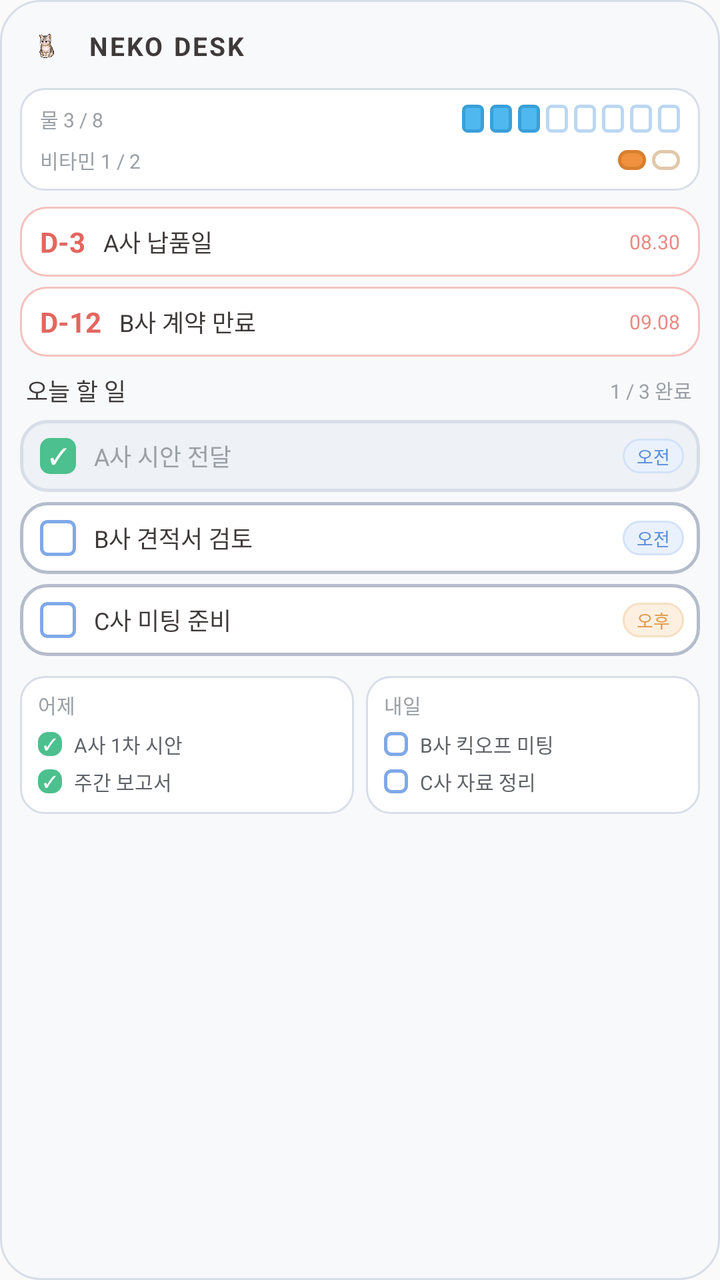
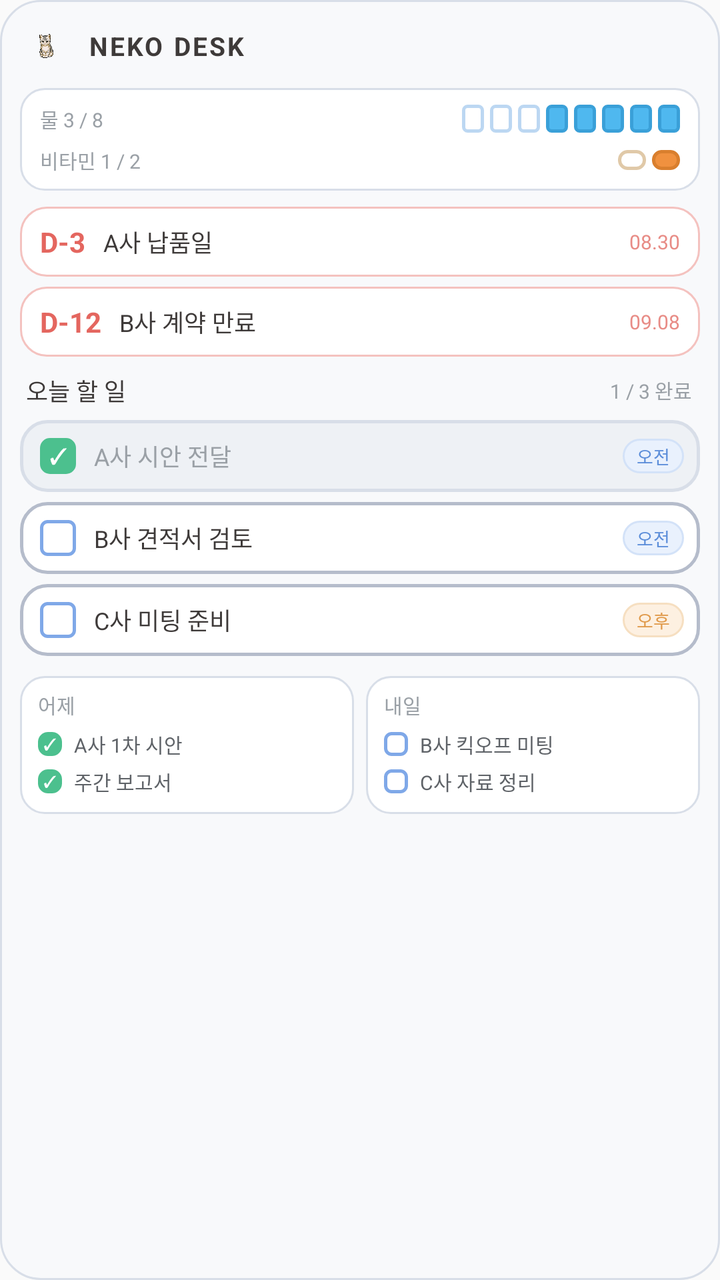

Screens rendered from an Android XML layout before and after an edit, with the pre-edit source and the edit as a unified diff.
<!-- AndroidManifest.xml: application theme AppTheme -->
<!-- res/layout/w_preview_basic.xml -->
<?xml version="1.0" encoding="utf-8"?>
<LinearLayout xmlns:android="http://schemas.android.com/apk/res/android"
    android:layout_width="match_parent" android:layout_height="match_parent"
    android:orientation="vertical" android:background="@drawable/w_bg"
    android:padding="10dp">

    <LinearLayout android:layout_width="match_parent" android:layout_height="wrap_content"
        android:orientation="horizontal" android:gravity="center_vertical"
        android:layout_marginBottom="8dp">
        <ImageView android:layout_width="26dp" android:layout_height="26dp"
            android:layout_marginEnd="8dp" android:contentDescription="@null"
            android:src="@mipmap/ic_launcher_foreground" />
        <TextView android:layout_width="0dp" android:layout_height="wrap_content" android:layout_weight="1"
            android:textSize="13sp" android:textStyle="bold" android:textColor="#3E3A39"
            android:letterSpacing="0.08" android:text="NEKO DESK" />
    </LinearLayout>

    <LinearLayout android:layout_width="match_parent" android:layout_height="wrap_content"
        android:orientation="vertical" android:background="@drawable/w_side_bg"
        android:paddingLeft="10dp" android:paddingRight="10dp"
        android:paddingTop="8dp" android:paddingBottom="8dp" android:layout_marginBottom="8dp">
        <LinearLayout android:layout_width="match_parent" android:layout_height="wrap_content"
            android:orientation="horizontal" android:gravity="center_vertical">
            <TextView android:layout_width="0dp" android:layout_height="wrap_content" android:layout_weight="1"
                android:textSize="10sp" android:textColor="#9AA0A6" android:text="물 3 / 8" />
            <ImageView android:layout_width="11dp" android:layout_height="14dp" android:layout_marginStart="3dp" android:contentDescription="@null" android:background="@drawable/w_cup_on" />
            <ImageView android:layout_width="11dp" android:layout_height="14dp" android:layout_marginStart="3dp" android:contentDescription="@null" android:background="@drawable/w_cup_on" />
            <ImageView android:layout_width="11dp" android:layout_height="14dp" android:layout_marginStart="3dp" android:contentDescription="@null" android:background="@drawable/w_cup_on" />
            <ImageView android:layout_width="11dp" android:layout_height="14dp" android:layout_marginStart="3dp" android:contentDescription="@null" android:background="@drawable/w_cup_off" />
            <ImageView android:layout_width="11dp" android:layout_height="14dp" android:layout_marginStart="3dp" android:contentDescription="@null" android:background="@drawable/w_cup_off" />
            <ImageView android:layout_width="11dp" android:layout_height="14dp" android:layout_marginStart="3dp" android:contentDescription="@null" android:background="@drawable/w_cup_off" />
            <ImageView android:layout_width="11dp" android:layout_height="14dp" android:layout_marginStart="3dp" android:contentDescription="@null" android:background="@drawable/w_cup_off" />
            <ImageView android:layout_width="11dp" android:layout_height="14dp" android:layout_marginStart="3dp" android:contentDescription="@null" android:background="@drawable/w_cup_off" />
            </LinearLayout>
        <LinearLayout android:layout_width="match_parent" android:layout_height="wrap_content"
            android:orientation="horizontal" android:gravity="center_vertical" android:layout_marginTop="6dp">
            <TextView android:layout_width="0dp" android:layout_height="wrap_content" android:layout_weight="1"
                android:textSize="10sp" android:textColor="#9AA0A6" android:text="비타민 1 / 2" />
            <ImageView android:layout_width="14dp" android:layout_height="10dp" android:layout_marginStart="3dp" android:contentDescription="@null" android:background="@drawable/w_pill_on" />
            <ImageView android:layout_width="14dp" android:layout_height="10dp" android:layout_marginStart="3dp" android:contentDescription="@null" android:background="@drawable/w_pill_off" />
            </LinearLayout>
    </LinearLayout>

    <LinearLayout android:layout_width="match_parent" android:layout_height="wrap_content"
        android:orientation="horizontal" android:gravity="center_vertical"
        android:background="@drawable/w_dday_bg"
        android:paddingLeft="10dp" android:paddingRight="10dp"
        android:paddingTop="8dp" android:paddingBottom="8dp" android:layout_marginBottom="5dp">
        <TextView android:layout_width="wrap_content" android:layout_height="wrap_content"
            android:textSize="14sp" android:textStyle="bold" android:textColor="#E4665F"
            android:layout_marginEnd="9dp" android:text="D-3" />
        <TextView android:layout_width="0dp" android:layout_height="wrap_content" android:layout_weight="1"
            android:textSize="12sp" android:textColor="#3E3A39" android:maxLines="1"
            android:ellipsize="end" android:text="A사 납품일" />
        <TextView android:layout_width="wrap_content" android:layout_height="wrap_content"
            android:textSize="10sp" android:textColor="#E88C86"
            android:layout_marginStart="6dp" android:text="08.30" />
    </LinearLayout>

    <LinearLayout android:layout_width="match_parent" android:layout_height="wrap_content"
        android:orientation="horizontal" android:gravity="center_vertical"
        android:background="@drawable/w_dday_bg"
        android:paddingLeft="10dp" android:paddingRight="10dp"
        android:paddingTop="8dp" android:paddingBottom="8dp" android:layout_marginBottom="5dp">
        <TextView android:layout_width="wrap_content" android:layout_height="wrap_content"
            android:textSize="14sp" android:textStyle="bold" android:textColor="#E4665F"
            android:layout_marginEnd="9dp" android:text="D-12" />
        <TextView android:layout_width="0dp" android:layout_height="wrap_content" android:layout_weight="1"
            android:textSize="12sp" android:textColor="#3E3A39" android:maxLines="1"
            android:ellipsize="end" android:text="B사 계약 만료" />
        <TextView android:layout_width="wrap_content" android:layout_height="wrap_content"
            android:textSize="10sp" android:textColor="#E88C86"
            android:layout_marginStart="6dp" android:text="09.08" />
    </LinearLayout>

    <LinearLayout android:layout_width="match_parent" android:layout_height="wrap_content"
        android:orientation="horizontal" android:gravity="center_vertical"
        android:paddingLeft="3dp" android:paddingRight="4dp" android:paddingTop="3dp"
        android:layout_marginBottom="6dp">
        <TextView android:layout_width="0dp" android:layout_height="wrap_content" android:layout_weight="1"
            android:textSize="12sp" android:textColor="#3E3A39" android:text="오늘 할 일" />
        <TextView android:layout_width="wrap_content" android:layout_height="wrap_content"
            android:textSize="10sp" android:textColor="#9AA0A6" android:text="1 / 3 완료" />
    </LinearLayout>

    <LinearLayout android:layout_width="match_parent" android:layout_height="wrap_content"
        android:orientation="horizontal" android:gravity="center_vertical"
        android:background="@drawable/w_row_done_bg"
        android:paddingLeft="10dp" android:paddingRight="8dp"
        android:paddingTop="9dp" android:paddingBottom="9dp" android:layout_marginBottom="5dp">
        <TextView android:layout_width="18dp" android:layout_height="18dp"
            android:background="@drawable/w_check_on" android:gravity="center"
            android:textSize="11sp" android:textColor="#FFFFFF" android:includeFontPadding="false"
            android:layout_marginEnd="9dp" android:text="✓" />
        <TextView android:layout_width="0dp" android:layout_height="wrap_content" android:layout_weight="1"
            android:textSize="12sp" android:textColor="#9AA0A6" android:maxLines="1"
            android:ellipsize="end" android:text="A사 시안 전달" />
        <TextView android:layout_width="wrap_content" android:layout_height="wrap_content"
            android:background="@drawable/w_pill_am"
            android:paddingLeft="7dp" android:paddingRight="7dp"
            android:paddingTop="2dp" android:paddingBottom="2dp" android:layout_marginStart="6dp"
            android:textSize="9sp" android:textColor="#5B8DD9" android:text="오전" />
    </LinearLayout>

    <LinearLayout android:layout_width="match_parent" android:layout_height="wrap_content"
        android:orientation="horizontal" android:gravity="center_vertical"
        android:background="@drawable/w_row_bg"
        android:paddingLeft="10dp" android:paddingRight="8dp"
        android:paddingTop="9dp" android:paddingBottom="9dp" android:layout_marginBottom="5dp">
        <TextView android:layout_width="18dp" android:layout_height="18dp"
            android:background="@drawable/w_check_off" android:gravity="center"
            android:textSize="11sp" android:textColor="#FFFFFF" android:includeFontPadding="false"
            android:layout_marginEnd="9dp" android:text="" />
        <TextView android:layout_width="0dp" android:layout_height="wrap_content" android:layout_weight="1"
            android:textSize="12sp" android:textColor="#3E3A39" android:maxLines="1"
            android:ellipsize="end" android:text="B사 견적서 검토" />
        <TextView android:layout_width="wrap_content" android:layout_height="wrap_content"
            android:background="@drawable/w_pill_am"
            android:paddingLeft="7dp" android:paddingRight="7dp"
            android:paddingTop="2dp" android:paddingBottom="2dp" android:layout_marginStart="6dp"
            android:textSize="9sp" android:textColor="#5B8DD9" android:text="오전" />
    </LinearLayout>

    <LinearLayout android:layout_width="match_parent" android:layout_height="wrap_content"
        android:orientation="horizontal" android:gravity="center_vertical"
        android:background="@drawable/w_row_bg"
        android:paddingLeft="10dp" android:paddingRight="8dp"
        android:paddingTop="9dp" android:paddingBottom="9dp" android:layout_marginBottom="5dp">
        <TextView android:layout_width="18dp" android:layout_height="18dp"
            android:background="@drawable/w_check_off" android:gravity="center"
            android:textSize="11sp" android:textColor="#FFFFFF" android:includeFontPadding="false"
            android:layout_marginEnd="9dp" android:text="" />
        <TextView android:layout_width="0dp" android:layout_height="wrap_content" android:layout_weight="1"
            android:textSize="12sp" android:textColor="#3E3A39" android:maxLines="1"
            android:ellipsize="end" android:text="C사 미팅 준비" />
        <TextView android:layout_width="wrap_content" android:layout_height="wrap_content"
            android:background="@drawable/w_pill_pm"
            android:paddingLeft="7dp" android:paddingRight="7dp"
            android:paddingTop="2dp" android:paddingBottom="2dp" android:layout_marginStart="6dp"
            android:textSize="9sp" android:textColor="#E09A4B" android:text="오후" />
    </LinearLayout>

    <LinearLayout android:layout_width="match_parent" android:layout_height="wrap_content"
        android:orientation="horizontal" android:layout_marginTop="5dp">
        <LinearLayout android:layout_width="0dp" android:layout_height="wrap_content" android:layout_weight="1"
            android:orientation="vertical" android:background="@drawable/w_side_bg"
            android:paddingLeft="9dp" android:paddingRight="9dp"
            android:paddingTop="7dp" android:paddingBottom="7dp">
            <TextView android:layout_width="match_parent" android:layout_height="wrap_content"
                android:textSize="10sp" android:textColor="#9AA0A6" android:paddingBottom="3dp"
                android:text="어제" />
            <LinearLayout android:layout_width="match_parent" android:layout_height="wrap_content"
                android:orientation="horizontal" android:gravity="center_vertical"
                android:paddingTop="2dp" android:paddingBottom="2dp">
                <TextView android:layout_width="12dp" android:layout_height="12dp"
                    android:background="@drawable/w_check_on" android:gravity="center"
                    android:textSize="8sp" android:textColor="#FFFFFF"
                    android:includeFontPadding="false" android:layout_marginEnd="6dp" android:text="✓" />
                <TextView android:layout_width="0dp" android:layout_height="wrap_content" android:layout_weight="1"
                    android:textSize="10sp" android:textColor="#5F6368" android:maxLines="1"
                    android:ellipsize="end" android:text="A사 1차 시안" />
            </LinearLayout>

            <LinearLayout android:layout_width="match_parent" android:layout_height="wrap_content"
                android:orientation="horizontal" android:gravity="center_vertical"
                android:paddingTop="2dp" android:paddingBottom="2dp">
                <TextView android:layout_width="12dp" android:layout_height="12dp"
                    android:background="@drawable/w_check_on" android:gravity="center"
                    android:textSize="8sp" android:textColor="#FFFFFF"
                    android:includeFontPadding="false" android:layout_marginEnd="6dp" android:text="✓" />
                <TextView android:layout_width="0dp" android:layout_height="wrap_content" android:layout_weight="1"
                    android:textSize="10sp" android:textColor="#5F6368" android:maxLines="1"
                    android:ellipsize="end" android:text="주간 보고서" />
            </LinearLayout>
        </LinearLayout>
        <LinearLayout android:layout_width="0dp" android:layout_height="wrap_content" android:layout_weight="1"
            android:orientation="vertical" android:background="@drawable/w_side_bg"
            android:paddingLeft="9dp" android:paddingRight="9dp"
            android:paddingTop="7dp" android:paddingBottom="7dp" android:layout_marginStart="6dp">
            <TextView android:layout_width="match_parent" android:layout_height="wrap_content"
                android:textSize="10sp" android:textColor="#9AA0A6" android:paddingBottom="3dp"
                android:text="내일" />
            <LinearLayout android:layout_width="match_parent" android:layout_height="wrap_content"
                android:orientation="horizontal" android:gravity="center_vertical"
                android:paddingTop="2dp" android:paddingBottom="2dp">
                <TextView android:layout_width="12dp" android:layout_height="12dp"
                    android:background="@drawable/w_check_off" android:gravity="center"
                    android:textSize="8sp" android:textColor="#FFFFFF"
                    android:includeFontPadding="false" android:layout_marginEnd="6dp" android:text="" />
                <TextView android:layout_width="0dp" android:layout_height="wrap_content" android:layout_weight="1"
                    android:textSize="10sp" android:textColor="#5F6368" android:maxLines="1"
                    android:ellipsize="end" android:text="B사 킥오프 미팅" />
            </LinearLayout>

            <LinearLayout android:layout_width="match_parent" android:layout_height="wrap_content"
                android:orientation="horizontal" android:gravity="center_vertical"
                android:paddingTop="2dp" android:paddingBottom="2dp">
                <TextView android:layout_width="12dp" android:layout_height="12dp"
                    android:background="@drawable/w_check_off" android:gravity="center"
                    android:textSize="8sp" android:textColor="#FFFFFF"
                    android:includeFontPadding="false" android:layout_marginEnd="6dp" android:text="" />
                <TextView android:layout_width="0dp" android:layout_height="wrap_content" android:layout_weight="1"
                    android:textSize="10sp" android:textColor="#5F6368" android:maxLines="1"
                    android:ellipsize="end" android:text="C사 자료 정리" />
            </LinearLayout>
        </LinearLayout>
    </LinearLayout>
</LinearLayout>
<!-- resources referenced by this layout -->
<resources>
  <!-- drawable w_bg (drawable) -->
  <?xml version="1.0" encoding="utf-8"?>
  <shape xmlns:android="http://schemas.android.com/apk/res/android" android:shape="rectangle">
      <solid android:color="#F8F9FB" />
      <stroke android:width="1dp" android:color="#D8DEE8" />
      <corners android:radius="20dp" />
  </shape>
  <!-- drawable w_check_on (drawable) -->
  <?xml version="1.0" encoding="utf-8"?>
  <shape xmlns:android="http://schemas.android.com/apk/res/android" android:shape="rectangle">
      <solid android:color="#4CC08E" />
      <corners android:radius="5dp" />
  </shape>
  <!-- drawable w_cup_off (drawable) -->
  <?xml version="1.0" encoding="utf-8"?>
  <shape xmlns:android="http://schemas.android.com/apk/res/android" android:shape="rectangle">
      <solid android:color="#FFFFFF" />
      <stroke android:width="1.5dp" android:color="#BCD7F2" />
      <corners android:radius="2dp" />
  </shape>
  <!-- drawable w_cup_on (drawable) -->
  <?xml version="1.0" encoding="utf-8"?>
  <shape xmlns:android="http://schemas.android.com/apk/res/android" android:shape="rectangle">
      <solid android:color="#4FB8EF" />
      <stroke android:width="1.5dp" android:color="#3AA0D8" />
      <corners android:radius="2dp" />
  </shape>
  <!-- drawable w_dday_bg (drawable) -->
  <?xml version="1.0" encoding="utf-8"?>
  <shape xmlns:android="http://schemas.android.com/apk/res/android" android:shape="rectangle">
      <solid android:color="#FFFFFF" />
      <stroke android:width="1dp" android:color="#F4C2BF" />
      <corners android:radius="13dp" />
  </shape>
  <!-- drawable w_pill_am (drawable) -->
  <?xml version="1.0" encoding="utf-8"?>
  <shape xmlns:android="http://schemas.android.com/apk/res/android" android:shape="rectangle">
      <solid android:color="#E9F1FD" />
      <stroke android:width="1dp" android:color="#D3E2F8" />
      <corners android:radius="9dp" />
  </shape>
  <!-- drawable w_pill_off (drawable) -->
  <?xml version="1.0" encoding="utf-8"?>
  <shape xmlns:android="http://schemas.android.com/apk/res/android" android:shape="rectangle">
      <solid android:color="#FFFFFF" />
      <stroke android:width="1.5dp" android:color="#E0C9A8" />
      <corners android:radius="4dp" />
  </shape>
  <!-- drawable w_pill_on (drawable) -->
  <?xml version="1.0" encoding="utf-8"?>
  <shape xmlns:android="http://schemas.android.com/apk/res/android" android:shape="rectangle">
      <solid android:color="#F0913F" />
      <stroke android:width="1.5dp" android:color="#D97F2E" />
      <corners android:radius="4dp" />
  </shape>
  <!-- drawable w_pill_pm (drawable) -->
  <?xml version="1.0" encoding="utf-8"?>
  <shape xmlns:android="http://schemas.android.com/apk/res/android" android:shape="rectangle">
      <solid android:color="#FDF0E1" />
      <stroke android:width="1dp" android:color="#F6DFC1" />
      <corners android:radius="9dp" />
  </shape>
  <!-- drawable w_row_bg (drawable) -->
  <?xml version="1.0" encoding="utf-8"?>
  <shape xmlns:android="http://schemas.android.com/apk/res/android" android:shape="rectangle">
      <solid android:color="#FFFFFF" />
      <stroke android:width="1.5dp" android:color="#B5BCCB" />
      <corners android:radius="13dp" />
  </shape>
  <!-- drawable w_side_bg (drawable) -->
  <?xml version="1.0" encoding="utf-8"?>
  <shape xmlns:android="http://schemas.android.com/apk/res/android" android:shape="rectangle">
      <solid android:color="#FFFFFF" />
      <stroke android:width="1dp" android:color="#D8DEE8" />
      <corners android:radius="12dp" />
  </shape>
  <style name="AppTheme" parent="Theme.AppCompat.Light.DarkActionBar">
          
          <item name="colorPrimary">@color/colorPrimary</item>
          <item name="colorPrimaryDark">@color/colorPrimaryDark</item>
          <item name="colorAccent">@color/colorAccent</item>
      </style>
</resources>

<!-- the commit's change to res/layout/w_preview_basic.xml (unified diff, before → after) -->
@@ -23,21 +23,21 @@
             android:orientation="horizontal" android:gravity="center_vertical">
             <TextView android:layout_width="0dp" android:layout_height="wrap_content" android:layout_weight="1"
                 android:textSize="10sp" android:textColor="#9AA0A6" android:text="물 3 / 8" />
-            <ImageView android:layout_width="11dp" android:layout_height="14dp" android:layout_marginStart="3dp" android:contentDescription="@null" android:background="@drawable/w_cup_on" />
-            <ImageView android:layout_width="11dp" android:layout_height="14dp" android:layout_marginStart="3dp" android:contentDescription="@null" android:background="@drawable/w_cup_on" />
-            <ImageView android:layout_width="11dp" android:layout_height="14dp" android:layout_marginStart="3dp" android:contentDescription="@null" android:background="@drawable/w_cup_on" />
             <ImageView android:layout_width="11dp" android:layout_height="14dp" android:layout_marginStart="3dp" android:contentDescription="@null" android:background="@drawable/w_cup_off" />
             <ImageView android:layout_width="11dp" android:layout_height="14dp" android:layout_marginStart="3dp" android:contentDescription="@null" android:background="@drawable/w_cup_off" />
             <ImageView android:layout_width="11dp" android:layout_height="14dp" android:layout_marginStart="3dp" android:contentDescription="@null" android:background="@drawable/w_cup_off" />
-            <ImageView android:layout_width="11dp" android:layout_height="14dp" android:layout_marginStart="3dp" android:contentDescription="@null" android:background="@drawable/w_cup_off" />
-            <ImageView android:layout_width="11dp" android:layout_height="14dp" android:layout_marginStart="3dp" android:contentDescription="@null" android:background="@drawable/w_cup_off" />
+            <ImageView android:layout_width="11dp" android:layout_height="14dp" android:layout_marginStart="3dp" android:contentDescription="@null" android:background="@drawable/w_cup_on" />
+            <ImageView android:layout_width="11dp" android:layout_height="14dp" android:layout_marginStart="3dp" android:contentDescription="@null" android:background="@drawable/w_cup_on" />
+            <ImageView android:layout_width="11dp" android:layout_height="14dp" android:layout_marginStart="3dp" android:contentDescription="@null" android:background="@drawable/w_cup_on" />
+            <ImageView android:layout_width="11dp" android:layout_height="14dp" android:layout_marginStart="3dp" android:contentDescription="@null" android:background="@drawable/w_cup_on" />
+            <ImageView android:layout_width="11dp" android:layout_height="14dp" android:layout_marginStart="3dp" android:contentDescription="@null" android:background="@drawable/w_cup_on" />
             </LinearLayout>
         <LinearLayout android:layout_width="match_parent" android:layout_height="wrap_content"
             android:orientation="horizontal" android:gravity="center_vertical" android:layout_marginTop="6dp">
             <TextView android:layout_width="0dp" android:layout_height="wrap_content" android:layout_weight="1"
                 android:textSize="10sp" android:textColor="#9AA0A6" android:text="비타민 1 / 2" />
+            <ImageView android:layout_width="14dp" android:layout_height="10dp" android:layout_marginStart="3dp" android:contentDescription="@null" android:background="@drawable/w_pill_off" />
             <ImageView android:layout_width="14dp" android:layout_height="10dp" android:layout_marginStart="3dp" android:contentDescription="@null" android:background="@drawable/w_pill_on" />
-            <ImageView android:layout_width="14dp" android:layout_height="10dp" android:layout_marginStart="3dp" android:contentDescription="@null" android:background="@drawable/w_pill_off" />
             </LinearLayout>
     </LinearLayout>
 
